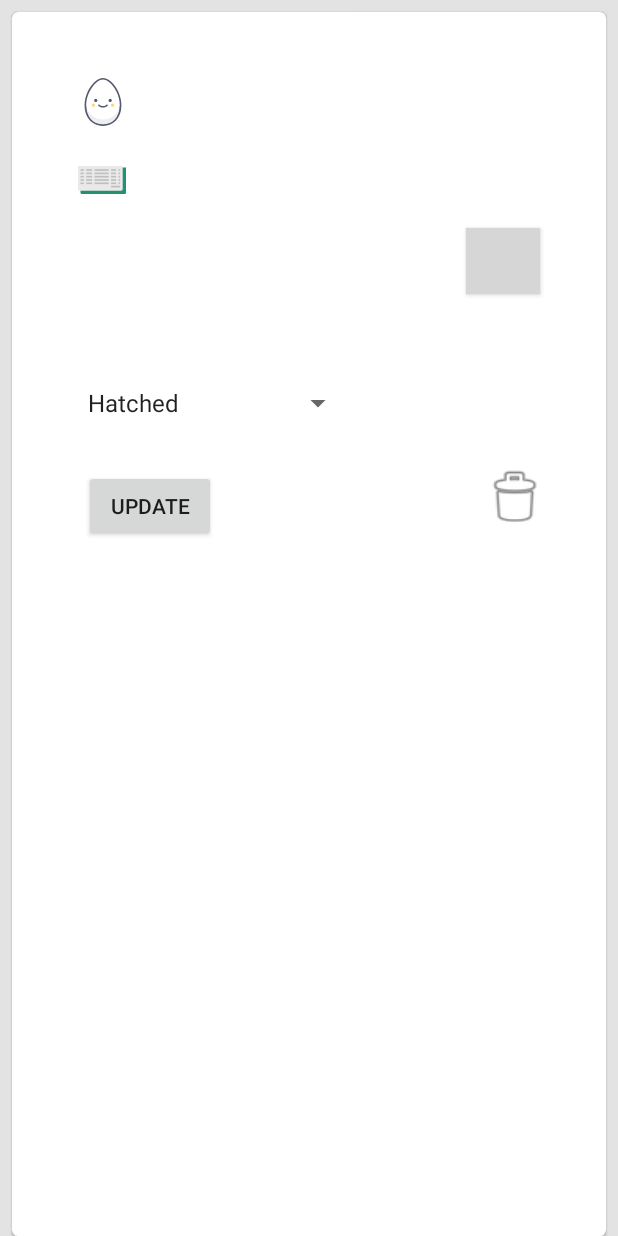
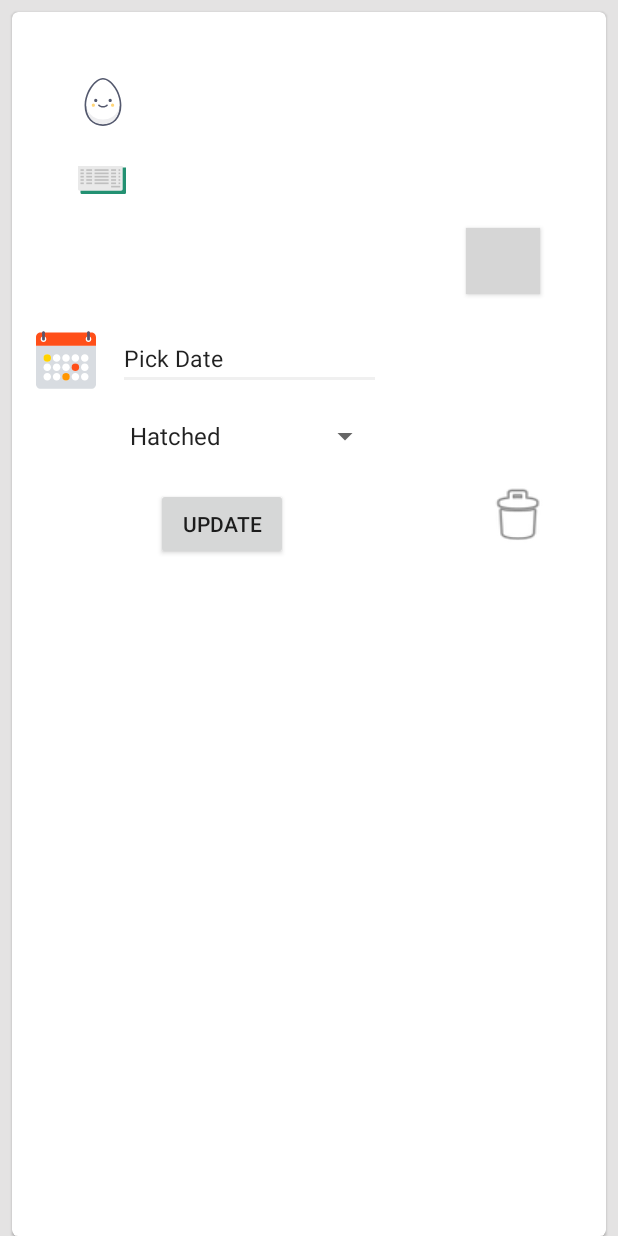
Before and after one commit to yeamin21/PGons, an Android app: the layout pair_breeding_info.xml on its own in the app's theme, with its tools: preview values and no code run, on a phone screen of 412 x 824 dp. Run offline under Robolectric (Android 15) with nearby library versions, the phone set to English and light mode, and no system bars; grey boxes are pictures that could not be loaded.

```diff
--- a/app/src/main/java/com/hoyt/pigeondb/pairs/BreedingAdapter.java
+++ b/app/src/main/java/com/hoyt/pigeondb/pairs/BreedingAdapter.java
@@ -1,10 +1,13 @@
 package com.hoyt.pigeondb.pairs;
 
+import android.app.DatePickerDialog;
 import android.content.Context;
 import android.view.LayoutInflater;
 import android.view.View;
 import android.view.ViewGroup;
 import android.widget.Button;
+import android.widget.DatePicker;
+import android.widget.EditText;
 import android.widget.TextView;
 
 import androidx.annotation.NonNull;
@@ -14,6 +17,7 @@ import androidx.recyclerview.widget.RecyclerView;
 import com.hoyt.pigeondb.R;
 
 import java.util.ArrayList;
+import java.util.Calendar;
 
 public class BreedingAdapter extends RecyclerView.Adapter<BreedingAdapter.BreedingHolder> {
 
@@ -51,6 +55,9 @@ public class BreedingAdapter extends RecyclerView.Adapter<BreedingAdapter.Breedi
         TextView breedingdate;
         ConstraintLayout expandable;
         View itemView;
+        EditText picker;
+        Calendar cl;
+        int mYear, mDay, mMonth;
 
         public BreedingHolder(@NonNull View itemView) {
             super(itemView);
@@ -58,6 +65,16 @@ public class BreedingAdapter extends RecyclerView.Adapter<BreedingAdapter.Breedi
             expand = itemView.findViewById(R.id.expand);
             expandable = itemView.findViewById(R.id.expandable_breeding);
             breedingdate = itemView.findViewById(R.id.txt_LayingDate);
+            picker = (EditText)itemView.findViewById(R.id.txt_pickDate);
+            cl = Calendar.getInstance();
+            mYear = cl.get(Calendar.YEAR);
+            mMonth = cl.get(Calendar.MONTH);
+            mDay = cl.get(Calendar.DAY_OF_MONTH);
+
+        }
+
+        void bind(Eggs eg) {
+            breedingdate.setText(eg.getLaying());
 
             expand.setOnClickListener(new View.OnClickListener() {
                 @Override
@@ -68,11 +85,17 @@ public class BreedingAdapter extends RecyclerView.Adapter<BreedingAdapter.Breedi
                         expandable.setVisibility(View.VISIBLE);
                 }
             });
-
-        }
-
-        void bind(Eggs eg) {
-            breedingdate.setText(eg.getLaying());
+            picker.setOnClickListener(new View.OnClickListener() {
+                @Override
+                public void onClick(View v) {
+                    new DatePickerDialog(itemView.getContext(), new DatePickerDialog.OnDateSetListener() {
+                        @Override
+                        public void onDateSet(DatePicker view, int year, int month, int dayOfMonth) {
+                          picker.setText(dayOfMonth + "-" + month + 1 + "-" + year);
+                        }
+                    }, mYear, mMonth, mDay).show();
+                }
+            });
         }
     }
 }
--- a/app/src/main/res/layout/pair_breeding_info.xml
+++ b/app/src/main/res/layout/pair_breeding_info.xml
@@ -1,6 +1,7 @@
 <?xml version="1.0" encoding="utf-8"?>
 <RelativeLayout xmlns:android="http://schemas.android.com/apk/res/android"
     xmlns:app="http://schemas.android.com/apk/res-auto"
+    xmlns:tools="http://schemas.android.com/tools"
     android:layout_width="match_parent"
     android:layout_height="wrap_content"
     android:background="#E4E3E3">
@@ -48,8 +49,8 @@
 
             <androidx.constraintlayout.widget.ConstraintLayout
                 android:id="@+id/expandable_breeding"
-                android:layout_width="match_parent"
-                android:layout_height="169dp"
+                android:layout_width="398dp"
+                android:layout_height="181dp"
                 android:layout_marginTop="20dp"
                 app:layout_constraintBottom_toBottomOf="parent"
                 app:layout_constraintEnd_toEndOf="parent"
@@ -69,10 +70,10 @@
 
                 <Spinner
                     android:id="@+id/spinner"
-                    android:layout_width="185dp"
-                    android:layout_height="41dp"
-                    android:layout_marginEnd="168dp"
-                    android:layout_marginBottom="96dp"
+                    android:layout_width="175dp"
+                    android:layout_height="37dp"
+                    android:layout_marginEnd="152dp"
+                    android:layout_marginBottom="88dp"
                     android:entries="@array/BreedingStatus"
                     app:layout_constraintBottom_toBottomOf="parent"
                     app:layout_constraintEnd_toEndOf="parent" />
@@ -81,14 +82,35 @@
                     android:id="@+id/btn_update"
                     android:layout_width="wrap_content"
                     android:layout_height="wrap_content"
-                    android:layout_marginStart="48dp"
-                    android:layout_marginTop="25dp"
+                    android:layout_marginStart="96dp"
                     android:layout_marginBottom="24dp"
                     android:text="@string/common_google_play_services_update_button"
                     app:layout_constraintBottom_toBottomOf="parent"
+                    app:layout_constraintStart_toStartOf="parent" />
+
+                <EditText
+                    android:id="@+id/txt_pickDate"
+                    android:layout_width="175sp"
+                    android:layout_height="40sp"
+                    android:layout_marginTop="4dp"
+                    android:layout_marginEnd="152dp"
+                    android:editable="false"
+                    android:ems="10"
+                    android:text="Pick Date"
+                    android:textSize="15sp"
+                    app:layout_constraintEnd_toEndOf="parent"
+                    app:layout_constraintTop_toTopOf="parent" />
+
+                <ImageView
+                    android:id="@+id/imageView6"
+                    android:layout_width="40sp"
+                    android:layout_height="40sp"
+                    android:layout_marginStart="16dp"
+                    app:layout_constraintBottom_toBottomOf="@+id/txt_pickDate"
                     app:layout_constraintStart_toStartOf="parent"
-                    app:layout_constraintTop_toBottomOf="@+id/spinner"
-                    app:layout_constraintVertical_bias="1.0" />
+                    app:layout_constraintTop_toTopOf="@+id/txt_pickDate"
+                    app:layout_constraintVertical_bias="0.0"
+                    app:srcCompat="@drawable/ic_calendar" />
             </androidx.constraintlayout.widget.ConstraintLayout>
 
             <ImageView
```
